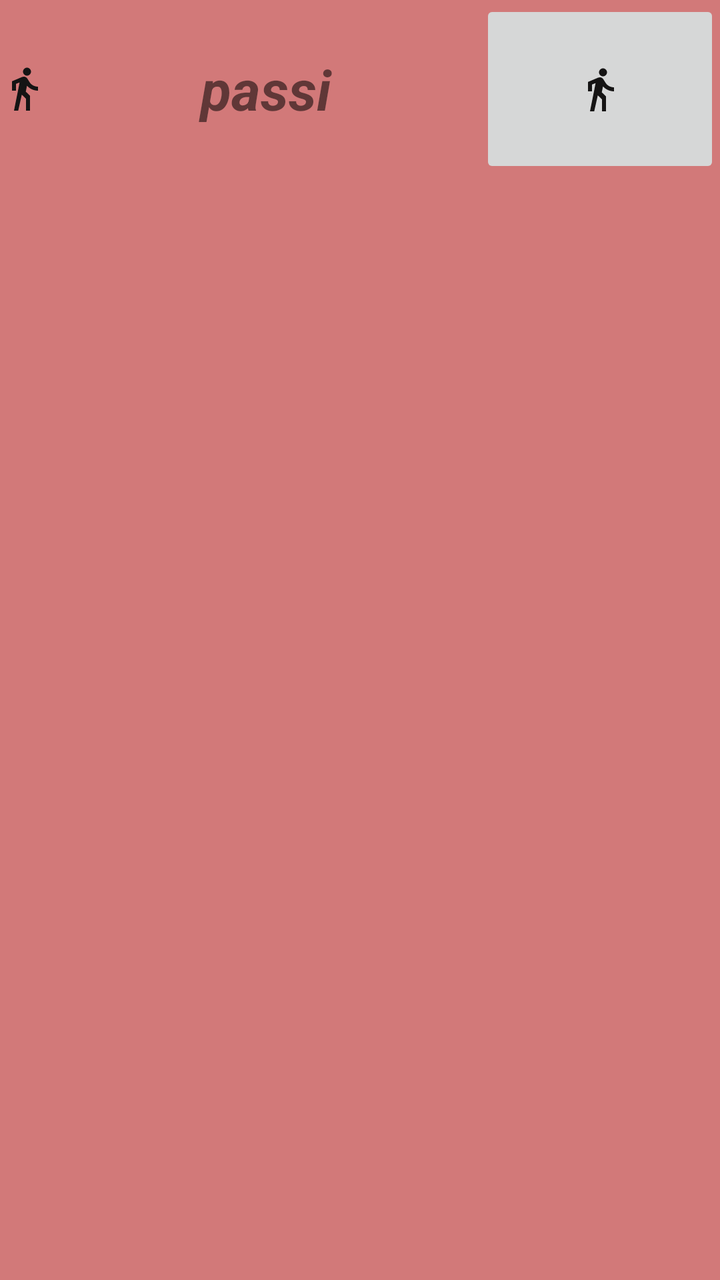
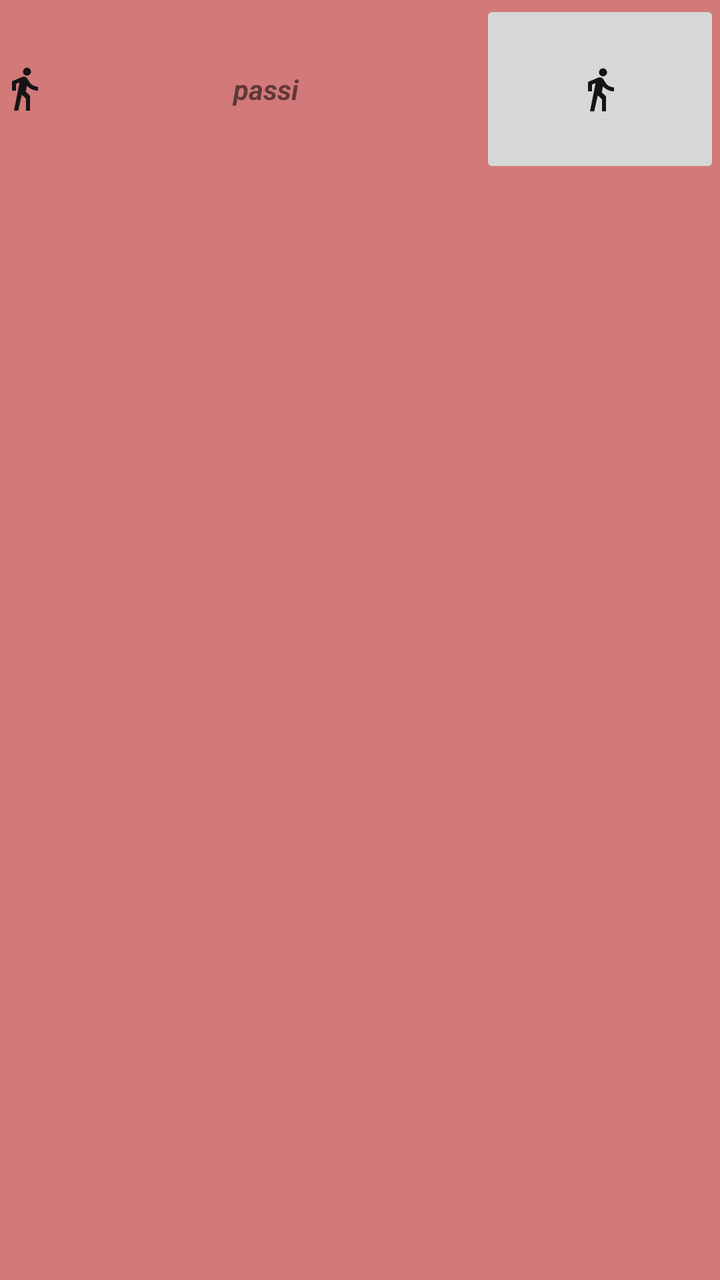

Compare the two renders of this Android layout. The source of the first and the diff that turns it into the second are given below.
<!-- AndroidManifest.xml: application theme Theme.Passi -->
<!-- res/layout/widget_layout_small1.xml -->
<?xml version="1.0" encoding="utf-8"?>
<LinearLayout xmlns:android="http://schemas.android.com/apk/res/android"
    android:layout_width="match_parent"
    android:layout_height="match_parent"
    android:background="@color/light_black">

    <TextView
        android:id="@+id/textView"
        android:layout_width="0dp"
        android:layout_height="89dp"
        android:layout_weight="2"
        android:contentDescription="@string/appwidget_text"
        android:drawableLeft="@drawable/walk_black"
        android:drawablePadding="2sp"
        android:gravity="center"
        android:text="@string/passi"
        android:textAlignment="center"
        android:textSize="28sp"
        android:textStyle="bold|italic" />
    <TextView
        android:id="@+id/km"
        android:layout_width="0dp"
        android:layout_height="89dp"
        android:layout_weight="2"
        android:contentDescription="@string/appwidget_text"
        android:drawableLeft="@drawable/walk_black"
        android:drawablePadding="2sp"
        android:gravity="center"
        android:text="@string/passi"
        android:textAlignment="center"
        android:textSize="28sp"
        android:textStyle="bold|italic"
        android:visibility="gone"/>

    <ImageButton
        android:id="@+id/widgetButtonPassi"
        android:layout_width="0dp"
        android:layout_height="89dp"
        android:layout_weight="1"
        android:src="@drawable/walk_black"
        android:visibility="gone"/>

    <ImageButton
        android:id="@+id/widgetButtonKm"
        android:layout_width="0dp"
        android:layout_height="89dp"
        android:layout_weight="1"
        android:src="@drawable/walk_black" />

</LinearLayout>
<!-- resources referenced by this layout -->
<resources>
  <color name="light_black">#d27979</color>
  <!-- drawable walk_black (drawable) -->
  <vector android:autoMirrored="true" android:height="24dp"
      android:tint="#151414" android:viewportHeight="24"
      android:viewportWidth="24" android:width="24dp" xmlns:android="http://schemas.android.com/apk/res/android">
      <path android:fillColor="@android:color/white" android:pathData="M13.5,5.5c1.1,0 2,-0.9 2,-2s-0.9,-2 -2,-2 -2,0.9 -2,2 0.9,2 2,2zM9.8,8.9L7,23h2.1l1.8,-8 2.1,2v6h2v-7.5l-2.1,-2 0.6,-3C14.8,12 16.8,13 19,13v-2c-1.9,0 -3.5,-1 -4.3,-2.4l-1,-1.6c-0.4,-0.6 -1,-1 -1.7,-1 -0.3,0 -0.5,0.1 -0.8,0.1L6,8.3V13h2V9.6l1.8,-0.7"/>
  </vector>
  <string name="appwidget_text">EXAMPLE</string>
  <string name="passi">passi</string>
  <style name="Theme.Passi" parent="Theme.MaterialComponents.DayNight.DarkActionBar">
          
          <item name="colorPrimary">@color/orange_500</item>
          <item name="colorPrimaryVariant">@color/orange_700</item>
          <item name="colorOnPrimary">@color/white</item>
          
          <item name="colorSecondary">@color/grey_300</item>
          <item name="colorSecondaryVariant">@color/grey_100</item>
          <item name="colorOnSecondary">@color/black</item>
          
          <item name="android:statusBarColor">?attr/colorPrimaryVariant</item>
          
      </style>
  <color name="orange_500">#FFFF7724</color>
  <color name="orange_700">#FFE64E1B</color>
  <color name="white">#FFFFFFFF</color>
  <color name="grey_300">#FFE5E5E5</color>
  <color name="grey_100">#FFF6F6F6</color>
  <color name="black">#FF111111</color>
</resources>

<!-- the commit's change to res/layout/widget_layout_small1.xml (unified diff, before → after) -->
@@ -11,11 +11,11 @@
         android:layout_weight="2"
         android:contentDescription="@string/appwidget_text"
         android:drawableLeft="@drawable/walk_black"
-        android:drawablePadding="2sp"
+        android:drawablePadding="2dp"
         android:gravity="center"
         android:text="@string/passi"
         android:textAlignment="center"
-        android:textSize="28sp"
+        android:textSize="@dimen/text_size_widget_headline"
         android:textStyle="bold|italic" />
     <TextView
         android:id="@+id/km"
@@ -24,11 +24,11 @@
         android:layout_weight="2"
         android:contentDescription="@string/appwidget_text"
         android:drawableLeft="@drawable/walk_black"
-        android:drawablePadding="2sp"
+        android:drawablePadding="2dp"
         android:gravity="center"
         android:text="@string/passi"
         android:textAlignment="center"
-        android:textSize="28sp"
+        android:textSize="@dimen/text_size_widget_headline"
         android:textStyle="bold|italic"
         android:visibility="gone"/>
 
